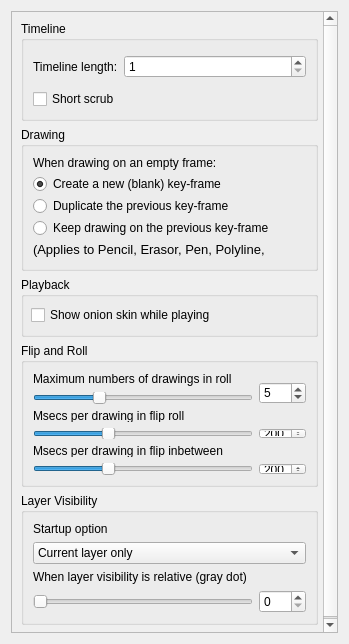
This is app/ui/timelinepage.ui in pencil2d/pencil as Qt 5 draws it before an edit. The edited form follows.
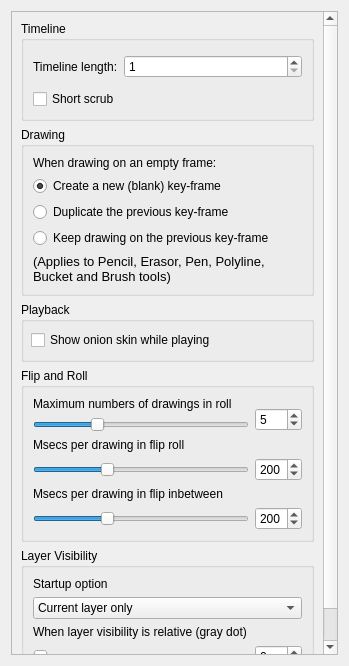
This is the edited form.

Commit message: Fix timelinepage UI getting squashed by scrollview.

Diff of the .ui file:
```diff
--- a/app/ui/timelinepage.ui
+++ b/app/ui/timelinepage.ui
@@ -7,7 +7,7 @@
     <x>0</x>
     <y>0</y>
     <width>349</width>
-    <height>644</height>
+    <height>666</height>
    </rect>
   </property>
   <layout class="QVBoxLayout" name="verticalLayout_3">
@@ -19,13 +19,16 @@
      <property name="horizontalScrollBarPolicy">
       <enum>Qt::ScrollBarAlwaysOff</enum>
      </property>
+     <property name="widgetResizable">
+      <bool>true</bool>
+     </property>
      <widget class="QWidget" name="scrollAreaWidgetContents">
       <property name="geometry">
        <rect>
         <x>0</x>
         <y>0</y>
         <width>315</width>
-        <height>622</height>
+        <height>713</height>
        </rect>
       </property>
       <layout class="QVBoxLayout" name="verticalLayout_4">
```
